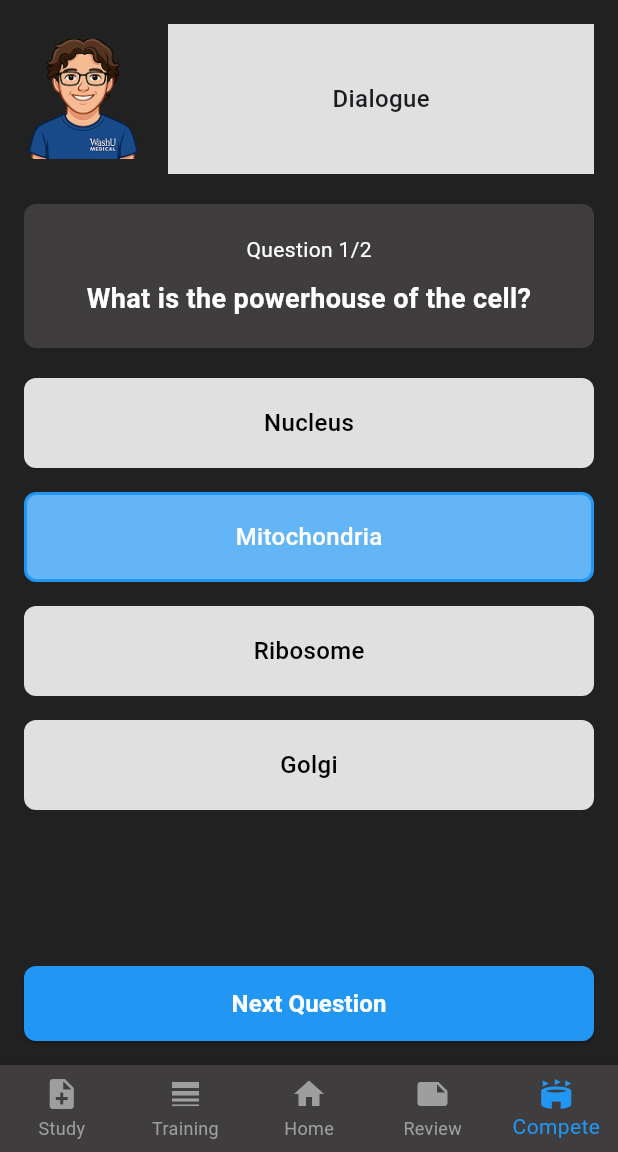
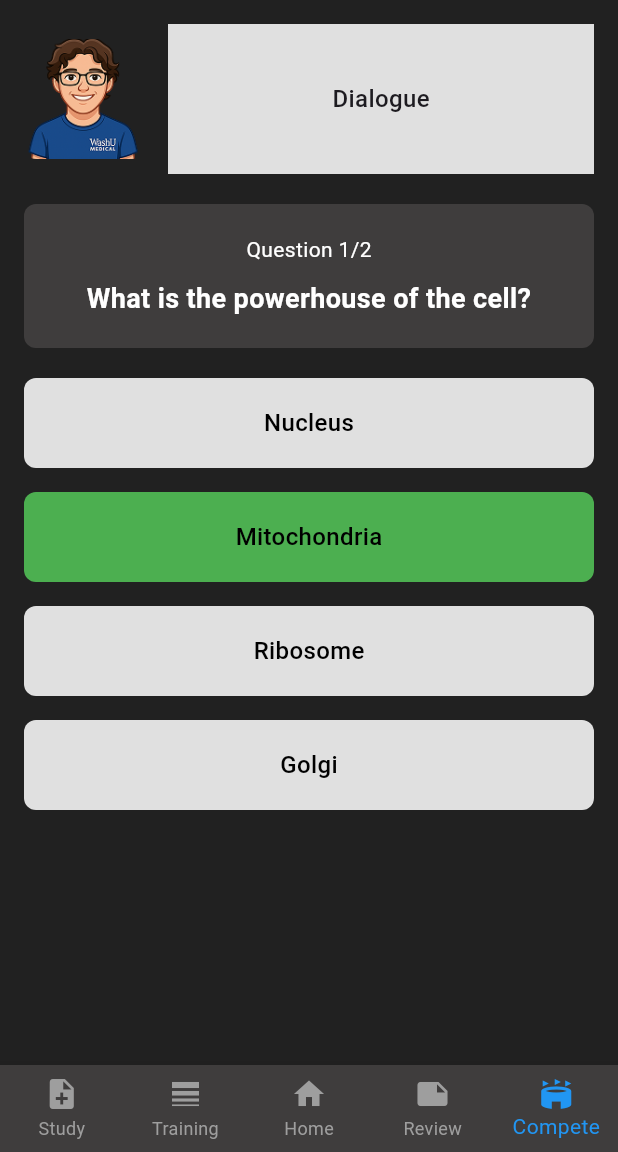
Before and after one commit to Anhakian/Bot-Demo, a Flutter app: the QuizScreen screen opened by its route, after a tap on "Mitochondria", on a phone screen of 412 x 824 dp, the part 84-1236 px from its top. Run offline on Flutter 3.47's test engine with Material 3 defaults, Android fonts, the light colour scheme and no system bars.

Commit message:
update action on selecting right/wrong answers - green for right and red for wrong

```diff
--- a/lib/pages/quiz_page.dart
+++ b/lib/pages/quiz_page.dart
@@ -6,7 +6,7 @@ import '../resources/questions.dart';
 class QuizScreen extends StatefulWidget {
   final String difficulty;
 
-  const QuizScreen({Key? key, this.difficulty = "beginner"}) : super(key: key);
+  const QuizScreen({super.key, this.difficulty = "beginner"});
 
   @override
   State<QuizScreen> createState() => _QuizScreenState();
@@ -17,6 +17,7 @@ class _QuizScreenState extends State<QuizScreen> {
   String? selectedAnswer;
   TextEditingController textController = TextEditingController();
   int score = 0;
+  bool isAnswered = false;
 
   List<Map<String, dynamic>> get currentQuestions =>
       QUESTION_BANK[widget.difficulty] as List<Map<String, dynamic>>;
@@ -34,6 +35,7 @@ class _QuizScreenState extends State<QuizScreen> {
     String correctAnswer = currentQuestion['answer'];
     bool isCorrect = false;
 
+    // Check if the selected answer is correct
     if (currentQuestion['type'] == 'text') {
       isCorrect = textController.text.toLowerCase().trim() ==
           correctAnswer.toLowerCase().trim();
@@ -41,24 +43,33 @@ class _QuizScreenState extends State<QuizScreen> {
       isCorrect = selectedAnswer == correctAnswer;
     }
 
+    // Update score if correct
     if (isCorrect) {
       setState(() {
         score++;
       });
     }
 
+    // Mark the question as answered
+    setState(() {
+      isAnswered = true;
+    });
+
+    // Add delay before moving to the next question or finishing the quiz
+    Future.delayed(const Duration(seconds: 2), () {
       if (currentQuestionIndex < currentQuestions.length - 1) {
         setState(() {
           currentQuestionIndex++;
           selectedAnswer = null;
           textController.clear();
+          isAnswered = false;
         });
       } else {
         // Quiz finished
         showDialog(
           context: context,
           builder: (context) => AlertDialog(
-          title: Text('Quiz Complete!'),
+            title: const Text('Quiz Complete!'),
             content: Text('Your score: $score/${currentQuestions.length}'),
             actions: [
               TextButton(
@@ -69,14 +80,34 @@ class _QuizScreenState extends State<QuizScreen> {
                     score = 0;
                     selectedAnswer = null;
                     textController.clear();
+                    isAnswered = false; // Reset for restart
                   });
                 },
-              child: Text('Restart'),
+                child: const Text('Restart'),
               ),
             ],
           ),
         );
       }
+    });
+  }
+
+  Color getOptionColor(String option) {
+    if (!isAnswered) {
+      return Colors.grey[300]!;
+    }
+
+    if (option == selectedAnswer &&
+        selectedAnswer != currentQuestion['answer']) {
+      return Colors.red;
+    }
+
+    if (option == selectedAnswer &&
+        selectedAnswer == currentQuestion['answer']) {
+      return Colors.green;
+    }
+
+    return Colors.grey[300]!;
   }
 
   Widget buildAnswerOptions() {
@@ -90,28 +121,24 @@ class _QuizScreenState extends State<QuizScreen> {
               (option) => Padding(
                 padding: const EdgeInsets.only(bottom: 16.0),
                 child: GestureDetector(
-                  onTap: () => selectAnswer(option),
+                  onTap: () {
+                    selectAnswer(option);
+                    nextQuestion();
+                  },
                   child: Container(
                     width: double.infinity,
                     height: 60,
                     decoration: BoxDecoration(
-                      color: selectedAnswer == option
-                          ? Colors.blue[300]
-                          : Colors.grey[300],
+                      color: getOptionColor(option),
                       borderRadius: BorderRadius.circular(8),
-                      border: selectedAnswer == option
-                          ? Border.all(color: Colors.blue, width: 2)
-                          : null,
                     ),
                     child: Center(
                       child: Text(
                         option,
-                        style: TextStyle(
+                        style: const TextStyle(
                           fontSize: 16,
                           fontWeight: FontWeight.w500,
-                          color: selectedAnswer == option
-                              ? Colors.white
-                              : Colors.black,
+                          color: Colors.black,
                         ),
                       ),
                     ),
@@ -128,28 +155,24 @@ class _QuizScreenState extends State<QuizScreen> {
               (option) => Padding(
                 padding: const EdgeInsets.only(bottom: 16.0),
                 child: GestureDetector(
-                  onTap: () => selectAnswer(option),
+                  onTap: () {
+                    selectAnswer(option);
+                    nextQuestion();
+                  },
                   child: Container(
                     width: double.infinity,
                     height: 60,
                     decoration: BoxDecoration(
-                      color: selectedAnswer == option
-                          ? Colors.blue[300]
-                          : Colors.grey[300],
+                      color: getOptionColor(option),
                       borderRadius: BorderRadius.circular(8),
-                      border: selectedAnswer == option
-                          ? Border.all(color: Colors.blue, width: 2)
-                          : null,
                     ),
                     child: Center(
                       child: Text(
                         option,
-                        style: TextStyle(
+                        style: const TextStyle(
                           fontSize: 16,
                           fontWeight: FontWeight.w500,
-                          color: selectedAnswer == option
-                              ? Colors.white
-                              : Colors.black,
+                          color: Colors.black,
                         ),
                       ),
                     ),
@@ -221,7 +244,7 @@ class _QuizScreenState extends State<QuizScreen> {
               Row(
                 children: [
                   // Avatar
-                  Container(
+                  SizedBox(
                     width: 80,
                     height: 80,
                     // decoration: BoxDecoration(
@@ -245,7 +268,7 @@ class _QuizScreenState extends State<QuizScreen> {
                   ),
                   const SizedBox(width: 16),
 
-                  DialogueBox()
+                  const DialogueBox()
                 ],
               ),
 
@@ -288,35 +311,6 @@ class _QuizScreenState extends State<QuizScreen> {
               Expanded(
                 child: SingleChildScrollView(
                   child: buildAnswerOptions(),
-                ),
-              ),
-
-              // Next button
-              if (selectedAnswer != null)
-                Padding(
-                  padding: const EdgeInsets.only(top: 20.0),
-                  child: SizedBox(
-                    width: double.infinity,
-                    height: 50,
-                    child: ElevatedButton(
-                      onPressed: nextQuestion,
-                      style: ElevatedButton.styleFrom(
-                        backgroundColor: Colors.blue,
-                        shape: RoundedRectangleBorder(
-                          borderRadius: BorderRadius.circular(8),
-                        ),
-                      ),
-                      child: Text(
-                        currentQuestionIndex < currentQuestions.length - 1
-                            ? 'Next Question'
-                            : 'Finish Quiz',
-                        style: const TextStyle(
-                          fontSize: 16,
-                          fontWeight: FontWeight.bold,
-                          color: Colors.white,
-                        ),
-                      ),
-                    ),
                 ),
               ),
             ],
```
Lines whose indentation alone changed are shown as unchanged.
